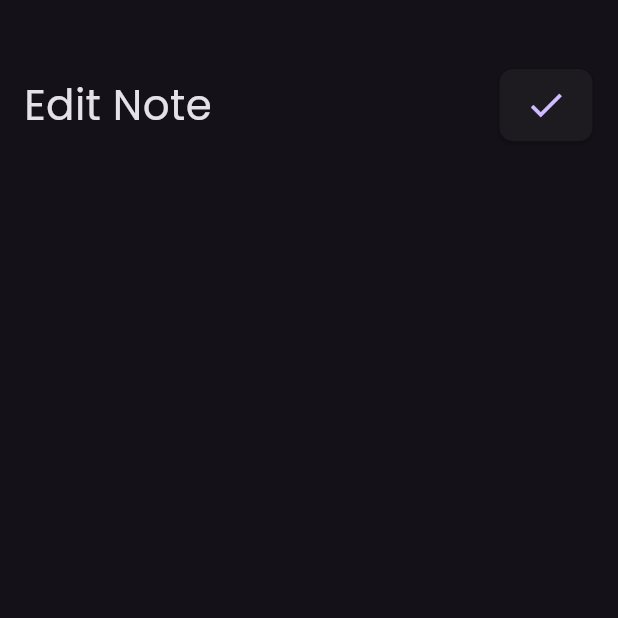
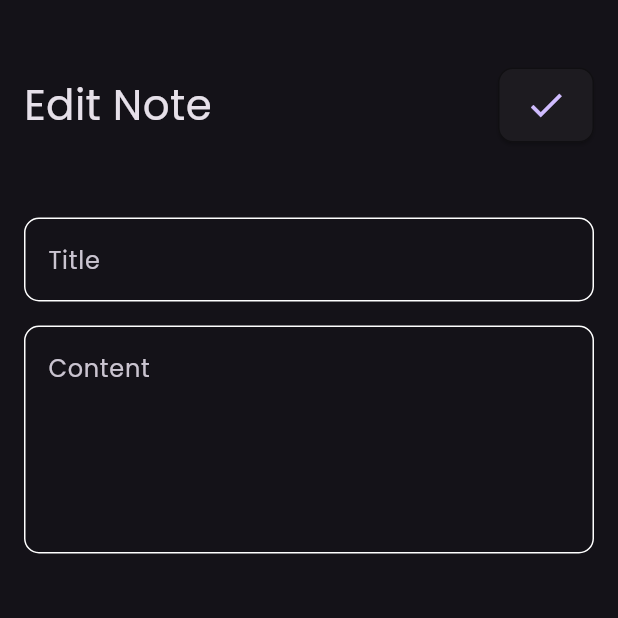
Before and after one commit to msultan74u-eng/notes_app, a Flutter app: the EditNoteView screen opened by its route, on a phone screen of 412 x 824 dp, the top half of it. Run offline on Flutter 3.47's test engine with Material 3 defaults, Android fonts, the phone set to English and light mode, and no system bars.

```diff
--- a/lib/Views/Widgets/Edit_Note_View_Body.dart
+++ b/lib/Views/Widgets/Edit_Note_View_Body.dart
@@ -1,5 +1,6 @@
 import 'package:flutter/material.dart';
 import 'package:notes_app/Views/Widgets/Custom_AppBar.dart';
+import 'package:notes_app/Views/Widgets/Custom_Text_Field.dart';
 
 class EditNoteViewBody extends StatelessWidget {
   const EditNoteViewBody({super.key});
@@ -13,9 +14,12 @@ class EditNoteViewBody extends StatelessWidget {
           child: CustomAppbar(
             title: 'Edit Note',
             icon: Icon(Icons.check, size: 28),
-          ),
+          )
         ),
-      ],
+        SizedBox(height: 50,),
+        CustomTextField(hintText: 'Title'),
+        CustomTextField(hintText: 'Content',maxLines: 5,),
+      ]
     );
   }
 }
```
Also changed, not shown: lib/Models/NoteModel.dart (added, +12 -0 lines).
